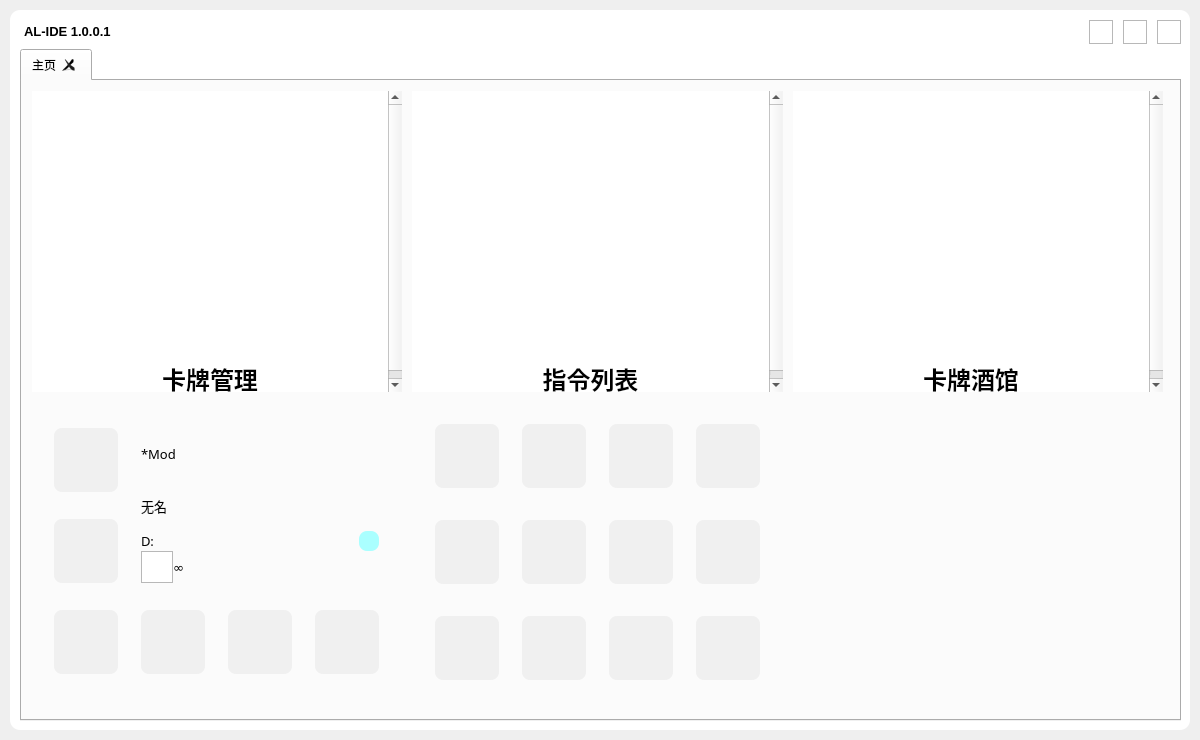
This is visualizationSrc/qtUI/mainInterFace.ui in NWYLZW/A-Language-IDE as Qt 5 draws it before an edit. The edited form follows.
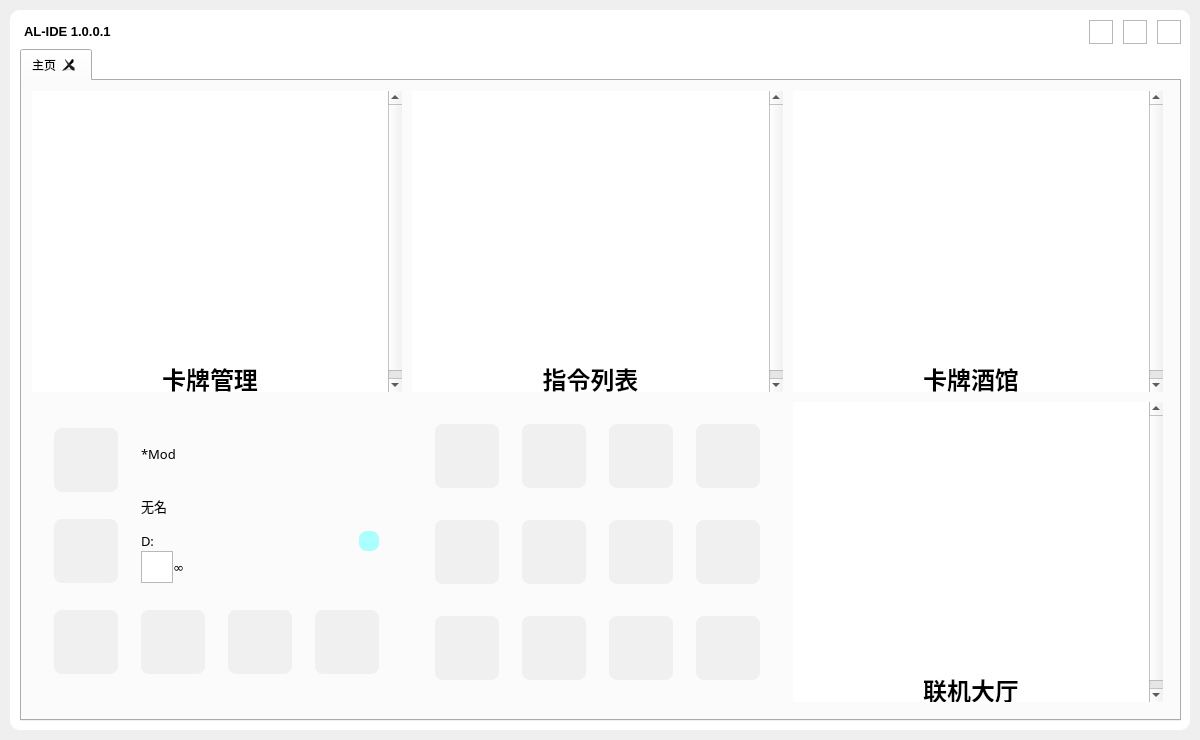
This is the edited form. Icons and pictures are not drawn.

The edit to the form file:
```diff
--- a/visualizationSrc/qtUI/mainInterFace.ui
+++ b/visualizationSrc/qtUI/mainInterFace.ui
@@ -1005,6 +1005,38 @@
             </widget>
            </widget>
           </item>
+          <item row="1" column="2">
+           <widget class="QTextBrowser" name="OnlineServer">
+            <property name="cursor" stdset="0">
+             <cursorShape>ForbiddenCursor</cursorShape>
+            </property>
+            <property name="toolTip">
+             <string>&lt;html&gt;&lt;head/&gt;&lt;body&gt;&lt;p&gt;卡牌酒馆&lt;/p&gt;&lt;/body&gt;&lt;/html&gt;</string>
+            </property>
+            <property name="styleSheet">
+             <string notr="true">QTextBrowser{
+	background-image:url(:/picture/Data/qrc/server.png);
+}</string>
+            </property>
+            <property name="html">
+             <string>&lt;!DOCTYPE HTML PUBLIC &quot;-//W3C//DTD HTML 4.0//EN&quot; &quot;http://www.w3.org/TR/REC-html40/strict.dtd&quot;&gt;
+&lt;html&gt;&lt;head&gt;&lt;meta name=&quot;qrichtext&quot; content=&quot;1&quot; /&gt;&lt;style type=&quot;text/css&quot;&gt;
+p, li { white-space: pre-wrap; }
+&lt;/style&gt;&lt;/head&gt;&lt;body style=&quot; font-family:'SimSun'; font-size:9pt; font-weight:400; font-style:normal;&quot;&gt;
+&lt;p align=&quot;center&quot; style=&quot;-qt-paragraph-type:empty; margin-top:0px; margin-bottom:0px; margin-left:0px; margin-right:0px; -qt-block-indent:0; text-indent:0px;&quot;&gt;&lt;br /&gt;&lt;/p&gt;
+&lt;p align=&quot;center&quot; style=&quot;-qt-paragraph-type:empty; margin-top:0px; margin-bottom:0px; margin-left:0px; margin-right:0px; -qt-block-indent:0; text-indent:0px; font-size:18pt; font-weight:600;&quot;&gt;&lt;br /&gt;&lt;/p&gt;
+&lt;p align=&quot;center&quot; style=&quot;-qt-paragraph-type:empty; margin-top:0px; margin-bottom:0px; margin-left:0px; margin-right:0px; -qt-block-indent:0; text-indent:0px; font-size:18pt; font-weight:600;&quot;&gt;&lt;br /&gt;&lt;/p&gt;
+&lt;p align=&quot;center&quot; style=&quot;-qt-paragraph-type:empty; margin-top:0px; margin-bottom:0px; margin-left:0px; margin-right:0px; -qt-block-indent:0; text-indent:0px; font-size:18pt; font-weight:600;&quot;&gt;&lt;br /&gt;&lt;/p&gt;
+&lt;p align=&quot;center&quot; style=&quot;-qt-paragraph-type:empty; margin-top:0px; margin-bottom:0px; margin-left:0px; margin-right:0px; -qt-block-indent:0; text-indent:0px; font-size:18pt; font-weight:600;&quot;&gt;&lt;br /&gt;&lt;/p&gt;
+&lt;p align=&quot;center&quot; style=&quot;-qt-paragraph-type:empty; margin-top:0px; margin-bottom:0px; margin-left:0px; margin-right:0px; -qt-block-indent:0; text-indent:0px; font-size:18pt; font-weight:600;&quot;&gt;&lt;br /&gt;&lt;/p&gt;
+&lt;p align=&quot;center&quot; style=&quot;-qt-paragraph-type:empty; margin-top:0px; margin-bottom:0px; margin-left:0px; margin-right:0px; -qt-block-indent:0; text-indent:0px; font-size:18pt; font-weight:600;&quot;&gt;&lt;br /&gt;&lt;/p&gt;
+&lt;p align=&quot;center&quot; style=&quot;-qt-paragraph-type:empty; margin-top:0px; margin-bottom:0px; margin-left:0px; margin-right:0px; -qt-block-indent:0; text-indent:0px; font-size:18pt; font-weight:600;&quot;&gt;&lt;br /&gt;&lt;/p&gt;
+&lt;p align=&quot;center&quot; style=&quot;-qt-paragraph-type:empty; margin-top:0px; margin-bottom:0px; margin-left:0px; margin-right:0px; -qt-block-indent:0; text-indent:0px; font-size:18pt; font-weight:600;&quot;&gt;&lt;br /&gt;&lt;/p&gt;
+&lt;p align=&quot;center&quot; style=&quot;-qt-paragraph-type:empty; margin-top:0px; margin-bottom:0px; margin-left:0px; margin-right:0px; -qt-block-indent:0; text-indent:0px; font-size:18pt; font-weight:600;&quot;&gt;&lt;br /&gt;&lt;/p&gt;
+&lt;p align=&quot;center&quot; style=&quot; margin-top:0px; margin-bottom:0px; margin-left:0px; margin-right:0px; -qt-block-indent:0; text-indent:0px;&quot;&gt;&lt;span style=&quot; font-size:18pt; font-weight:600;&quot;&gt;联机大厅&lt;/span&gt;&lt;/p&gt;&lt;/body&gt;&lt;/html&gt;</string>
+            </property>
+           </widget>
+          </item>
          </layout>
         </widget>
        </widget>
```
